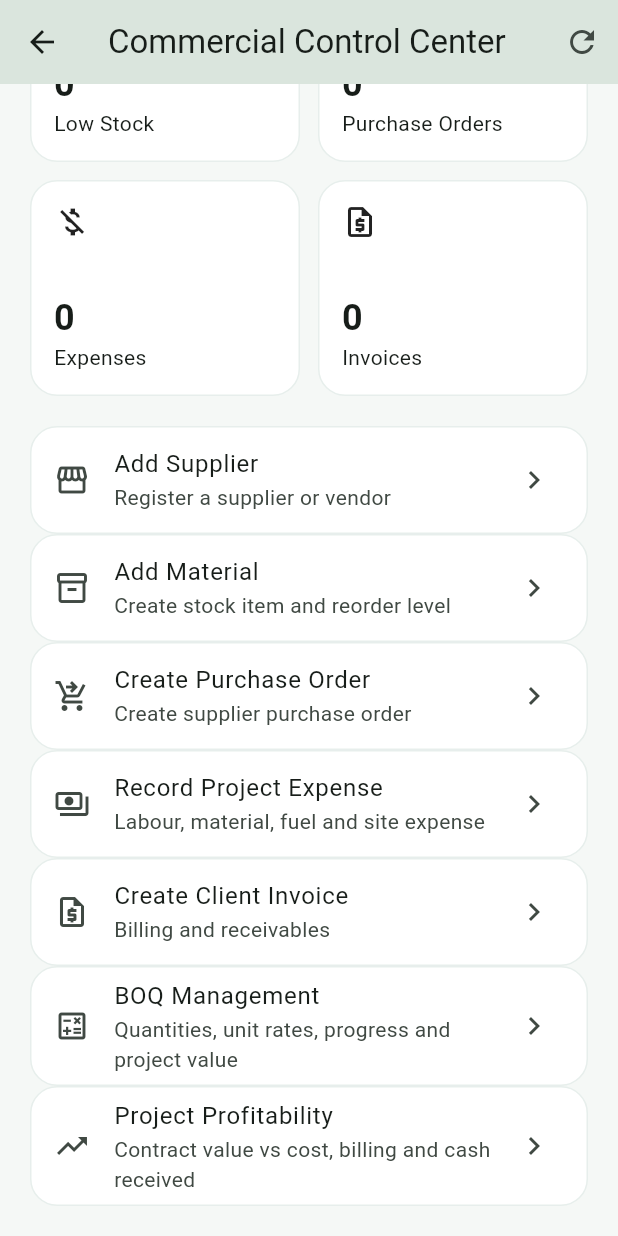
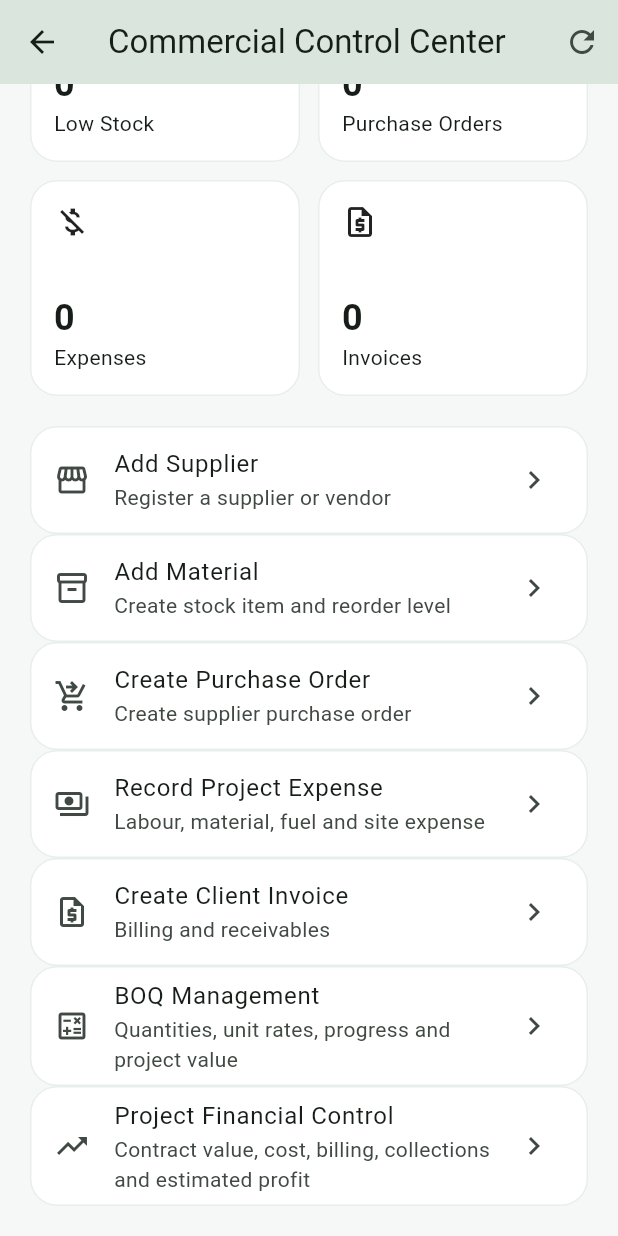
Before and after one commit to choudrymnouman-cell/Choudhary-Sons, a Flutter app: the CommercialDashboard screen opened directly with empty values, scrolled down 370 dp, on a phone screen of 412 x 824 dp. Run offline on Flutter 3.47's test engine with Material 3 defaults, Android fonts, the phone set to English and light mode, and no system bars; our stand-ins replace file_picker, supabase_flutter; accounts and stored records are empty.

Commit message:
feat: connect project financial control

```diff
--- a/mobile/lib/screens/commercial_dashboard.dart
+++ b/mobile/lib/screens/commercial_dashboard.dart
@@ -2,6 +2,7 @@ import 'package:flutter/material.dart';
 
 import '../services/api_service.dart';
 import 'operations_create_forms.dart';
+import 'project_financial_screen.dart';
 
 class CommercialDashboard extends StatefulWidget {
   const CommercialDashboard({super.key, required this.session});
@@ -39,6 +40,8 @@ class _CommercialDashboardState extends State<CommercialDashboard> {
     if (changed == true) _load();
   }
 
+  void _openFinancials() => Navigator.of(context).push(MaterialPageRoute(builder: (_) => ProjectFinancialScreen(session: widget.session)));
+
   @override
   Widget build(BuildContext context) {
     return Scaffold(
@@ -71,7 +74,7 @@ class _CommercialDashboardState extends State<CommercialDashboard> {
             _ActionTile(icon: Icons.payments_outlined, title: 'Record Project Expense', subtitle: 'Labour, material, fuel and site expense', onTap: () => _open('Expense')),
             _ActionTile(icon: Icons.request_quote_outlined, title: 'Create Client Invoice', subtitle: 'Billing and receivables', onTap: () => _open('Invoice')),
             const _ActionTile(icon: Icons.calculate_outlined, title: 'BOQ Management', subtitle: 'Quantities, unit rates, progress and project value'),
-            const _ActionTile(icon: Icons.trending_up_outlined, title: 'Project Profitability', subtitle: 'Contract value vs cost, billing and cash received'),
+            _ActionTile(icon: Icons.trending_up_outlined, title: 'Project Financial Control', subtitle: 'Contract value, cost, billing, collections and estimated profit', onTap: _openFinancials),
           ],
         ),
       ),
```
